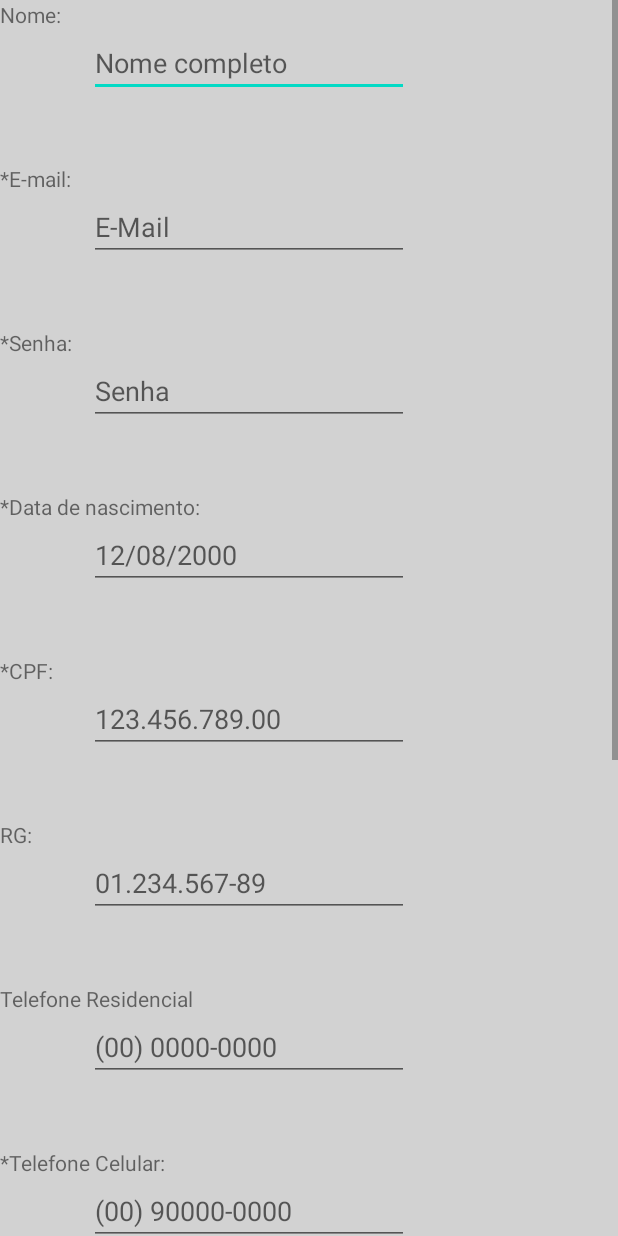
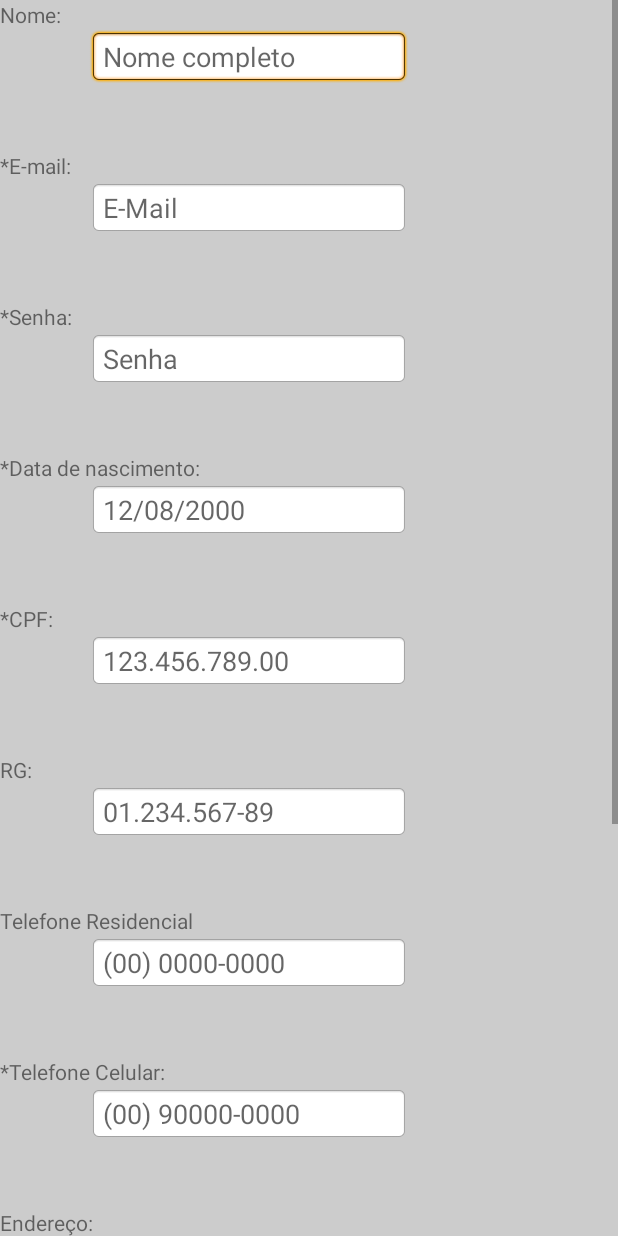
Before and after one commit to gionneves/Android, an Android app: the layout activity_tela_cadastro.xml on its own in the app's theme, with its tools: preview values and no code run, on a phone screen of 412 x 824 dp. Run offline under Robolectric (Android 15) with nearby library versions, the phone set to English and light mode, and no system bars.

Commit message:
Lista inteligente

```diff
--- a/app/build.gradle
+++ b/app/build.gradle
@@ -11,7 +11,7 @@ android {
         minSdkVersion 23
         targetSdkVersion 29
         versionCode 1
-        versionName '1.09'
+        versionName '2.12'
 
         testInstrumentationRunner "androidx.test.runner.AndroidJUnitRunner"
     }
--- a/app/src/main/java/app/guerreirosgames/TelaCadastro.java
+++ b/app/src/main/java/app/guerreirosgames/TelaCadastro.java
@@ -43,10 +43,7 @@ public class TelaCadastro extends AppCompatActivity {
      */
 
     public void fechar(View view) {
-        System.out.println("VOLTOU LOGIN");
         this.finish();
-
-        //startActivity(new Intent(this, MainActivity.class));
     }
 
     /**
--- a/app/src/main/res/layout/activity_tela_cadastro.xml
+++ b/app/src/main/res/layout/activity_tela_cadastro.xml
@@ -4,7 +4,7 @@
     xmlns:tools="http://schemas.android.com/tools"
     android:layout_width="match_parent"
     android:layout_height="match_parent"
-    android:background="#DDCCCCCC"
+    android:background="#ffCCCCCC"
     android:saveEnabled="true"
     tools:context=".TelaCadastro">
 
@@ -15,7 +15,7 @@
         <LinearLayout
             android:layout_width="match_parent"
             android:layout_height="wrap_content"
-            android:orientation="vertical" >
+            android:orientation="vertical">
 
             <androidx.constraintlayout.widget.ConstraintLayout
                 android:layout_width="match_parent"
@@ -34,6 +34,7 @@
                     android:layout_width="wrap_content"
                     android:layout_height="wrap_content"
                     android:layout_marginBottom="64dp"
+                    android:background="@android:drawable/editbox_background"
                     android:ems="10"
                     android:hint="@string/text_telefone"
                     android:inputType="phone"
@@ -55,6 +56,7 @@
                     android:layout_width="wrap_content"
                     android:layout_height="wrap_content"
                     android:layout_marginBottom="64dp"
+                    android:background="@android:drawable/editbox_background"
                     android:ems="10"
                     android:hint="@string/text_CPF"
                     android:inputType="textPersonName"
@@ -68,6 +70,7 @@
                     android:layout_width="wrap_content"
                     android:layout_height="wrap_content"
                     android:layout_marginBottom="64dp"
+                    android:background="@android:drawable/editbox_background"
                     android:ems="10"
                     android:hint="@string/text_ruaEndereco"
                     android:inputType="textPersonName"
@@ -81,6 +84,7 @@
                     android:layout_width="wrap_content"
                     android:layout_height="wrap_content"
                     android:layout_marginBottom="64dp"
+                    android:background="@android:drawable/editbox_background"
                     android:ems="10"
                     android:hint="@string/text_telefoneAlt"
                     android:inputType="phone"
@@ -94,6 +98,7 @@
                     android:layout_width="wrap_content"
                     android:layout_height="wrap_content"
                     android:layout_marginBottom="64dp"
+                    android:background="@android:drawable/editbox_background"
                     android:ems="10"
                     android:hint="@string/get_text_password"
                     android:inputType="textPassword"
@@ -107,6 +112,7 @@
                     android:layout_width="wrap_content"
                     android:layout_height="wrap_content"
                     android:layout_marginBottom="64dp"
+                    android:background="@android:drawable/editbox_background"
                     android:ems="10"
                     android:hint="@string/data_placeholder"
                     android:inputType="date"
@@ -144,6 +150,7 @@
                     android:layout_width="wrap_content"
                     android:layout_height="wrap_content"
                     android:layout_marginBottom="64dp"
+                    android:background="@android:drawable/editbox_background"
                     android:ems="10"
                     android:hint="@string/get_text_email"
                     android:inputType="textEmailAddress"
@@ -173,6 +180,7 @@
                     android:layout_width="wrap_content"
                     android:layout_height="wrap_content"
                     android:layout_marginBottom="64dp"
+                    android:background="@android:drawable/editbox_background"
                     android:ems="10"
                     android:hint="@string/text_complemento"
                     android:inputType="number"
@@ -194,8 +202,9 @@
                     android:layout_width="wrap_content"
                     android:layout_height="wrap_content"
                     android:layout_marginBottom="64dp"
+                    android:background="@android:drawable/editbox_background"
                     android:ems="10"
-                    android:hint="@string/get_text_password"
+                    android:hint="@string/text_CEP"
                     android:inputType="textPersonName"
                     android:text=""
                     app:layout_constraintBottom_toTopOf="@+id/textGetMunicipio"
@@ -216,7 +225,9 @@
                     android:layout_width="wrap_content"
                     android:layout_height="wrap_content"
                     android:layout_marginBottom="72dp"
+                    android:background="@android:drawable/editbox_background"
                     android:ems="10"
+                    android:hint="@string/text_municipio"
                     android:inputType="textPersonName"
                     app:layout_constraintBottom_toBottomOf="parent"
                     app:layout_constraintEnd_toEndOf="parent"
@@ -236,10 +247,11 @@
                     android:layout_width="wrap_content"
                     android:layout_height="wrap_content"
                     android:layout_marginBottom="64dp"
+                    android:background="@android:drawable/editbox_background"
                     android:ems="10"
                     android:hint="@string/text_nome"
+                    android:inputType="textPersonName"
                     android:text=""
-                    android:inputType="textPersonName"
                     app:layout_constraintBottom_toTopOf="@+id/textGetEmail"
                     app:layout_constraintEnd_toEndOf="parent"
                     app:layout_constraintHorizontal_bias="0.3"
@@ -258,6 +270,7 @@
                     android:layout_width="wrap_content"
                     android:layout_height="wrap_content"
                     android:layout_marginBottom="64dp"
+                    android:background="@android:drawable/editbox_background"
                     android:ems="10"
                     android:hint="@string/text_RG"
                     android:inputType="number"
--- a/app/src/main/res/layout/activity_tela_esqueci_senha.xml
+++ b/app/src/main/res/layout/activity_tela_esqueci_senha.xml
@@ -24,6 +24,7 @@
         android:ems="10"
         android:hint="@string/get_text_email"
         android:inputType="textEmailAddress"
+        android:background="@android:drawable/editbox_background"
         app:layout_constraintBottom_toTopOf="@+id/btn_esqueci"
         app:layout_constraintEnd_toEndOf="parent"
         app:layout_constraintStart_toStartOf="parent"
```
Also changed, not shown: app/src/main/AndroidManifest.xml (+6 -3 lines), app/src/main/java/app/guerreirosgames/MainActivity.java (+14 -13 lines), app/src/main/java/app/guerreirosgames/TelaEsqueciSenha.java (+9 -0 lines), app/src/main/java/app/guerreirosgames/TelaMain.java (added, +52 -0 lines), app/src/main/res/layout/activity_main.xml (+6 -2 lines), app/src/main/res/layout/activity_tela_main.xml (added, +60 -0 lines).
